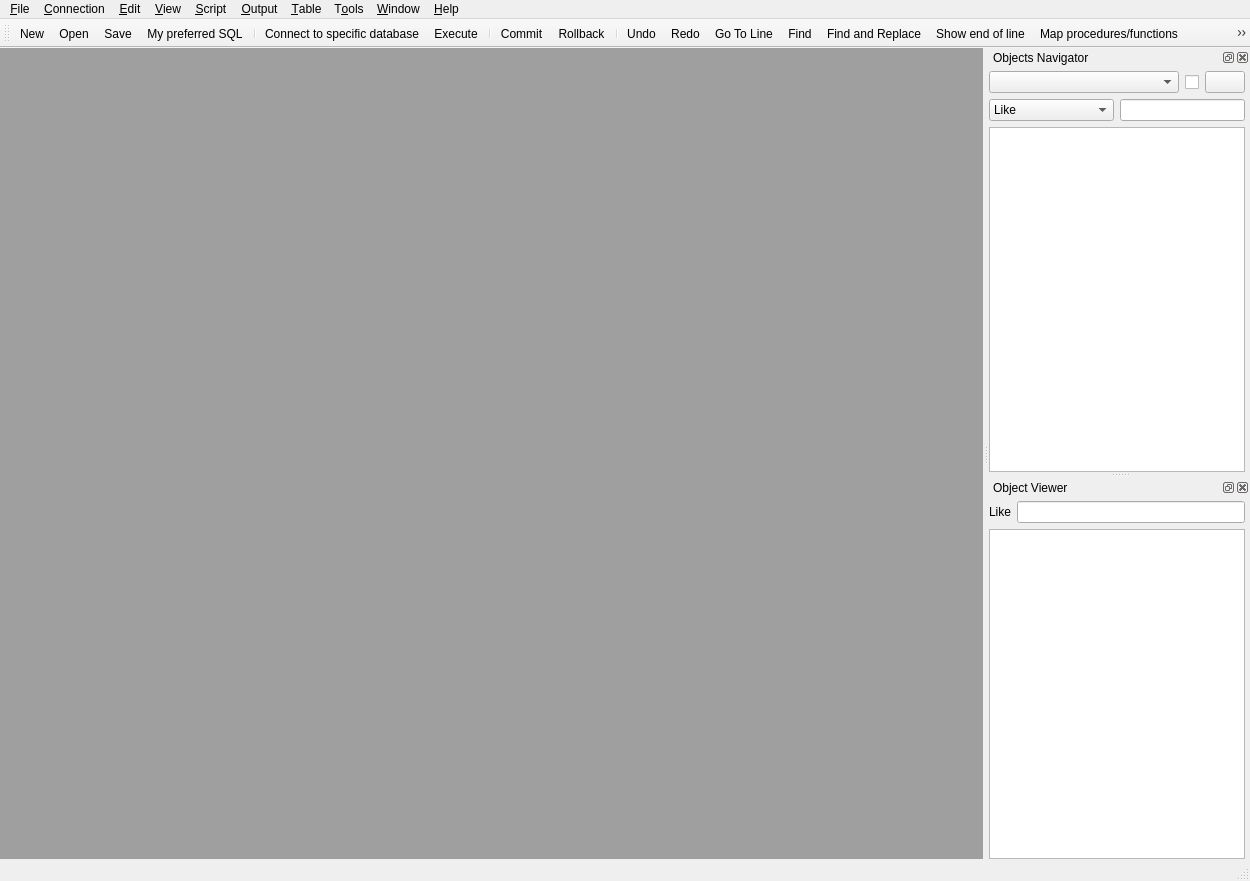
The window that source/qtdesigner/MSql_editor_win1_ui.ui (MValaguz/MSql) describes before a commit, drawn with Qt 5.
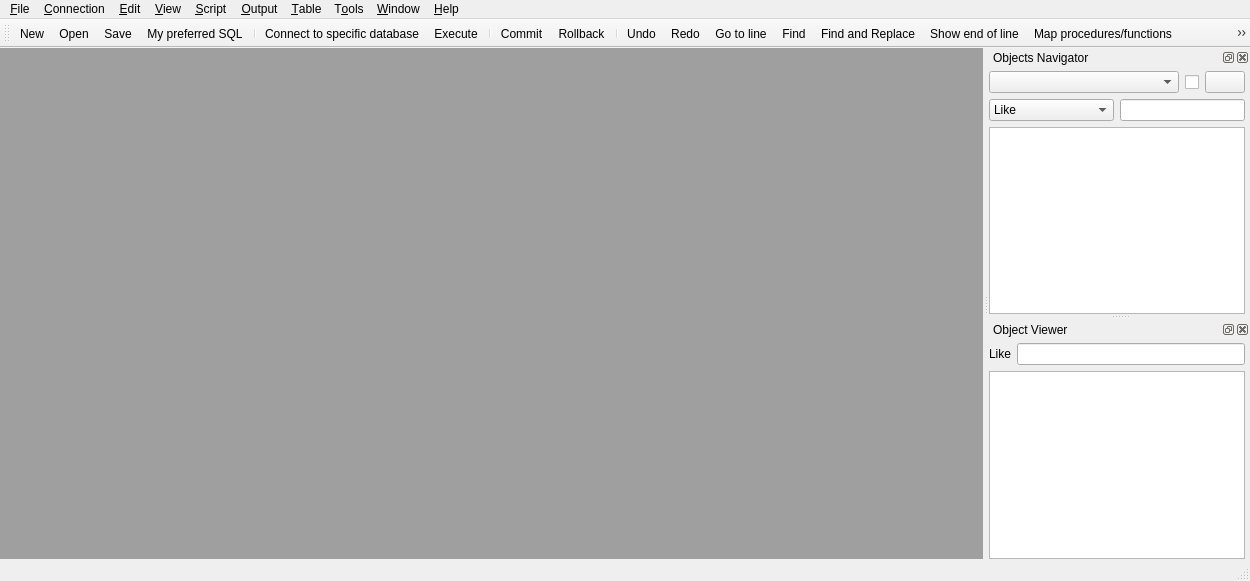
The same window after the commit. Icons and pictures are not drawn.

```diff
--- a/source/qtdesigner/MSql_editor_win1_ui.ui
+++ b/source/qtdesigner/MSql_editor_win1_ui.ui
@@ -7,7 +7,7 @@
     <x>0</x>
     <y>0</y>
     <width>1250</width>
-    <height>881</height>
+    <height>581</height>
    </rect>
   </property>
   <property name="windowTitle">
@@ -1042,7 +1042,7 @@
      <normaloff>:/icons/icons/right.png</normaloff>:/icons/icons/right.png</iconset>
    </property>
    <property name="text">
-    <string>Go To Line</string>
+    <string>Go to line</string>
    </property>
    <property name="shortcut">
     <string>Ctrl+G</string>
```
Left out of the diff: 209 changed lines with no effect on the pictures.
